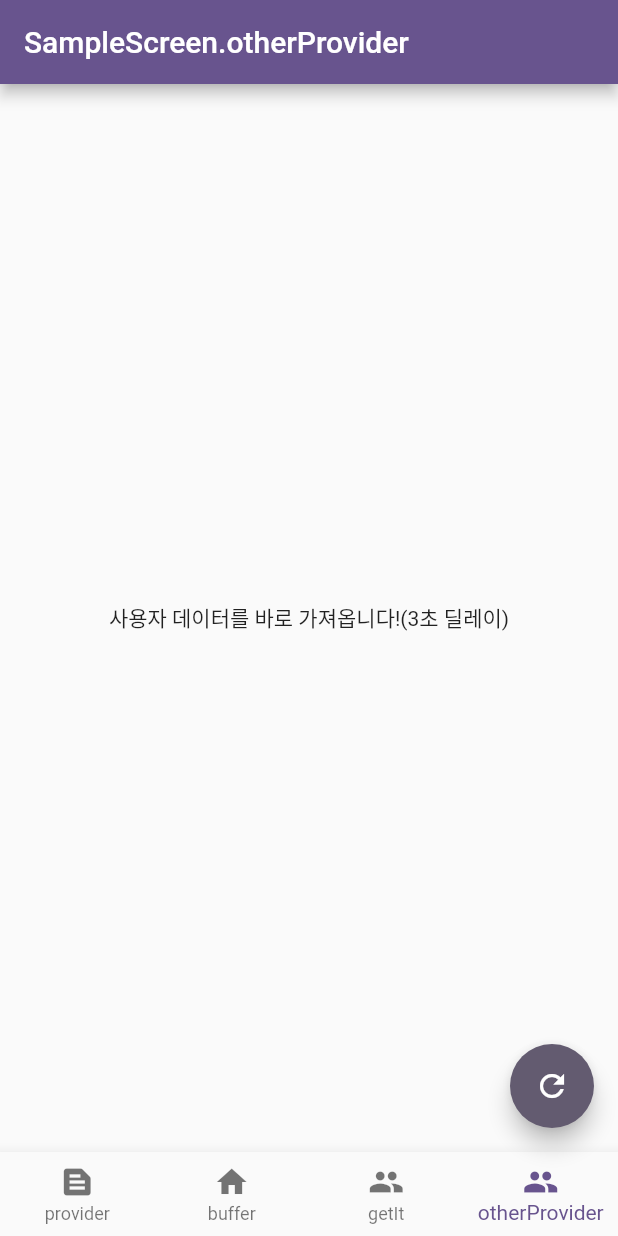
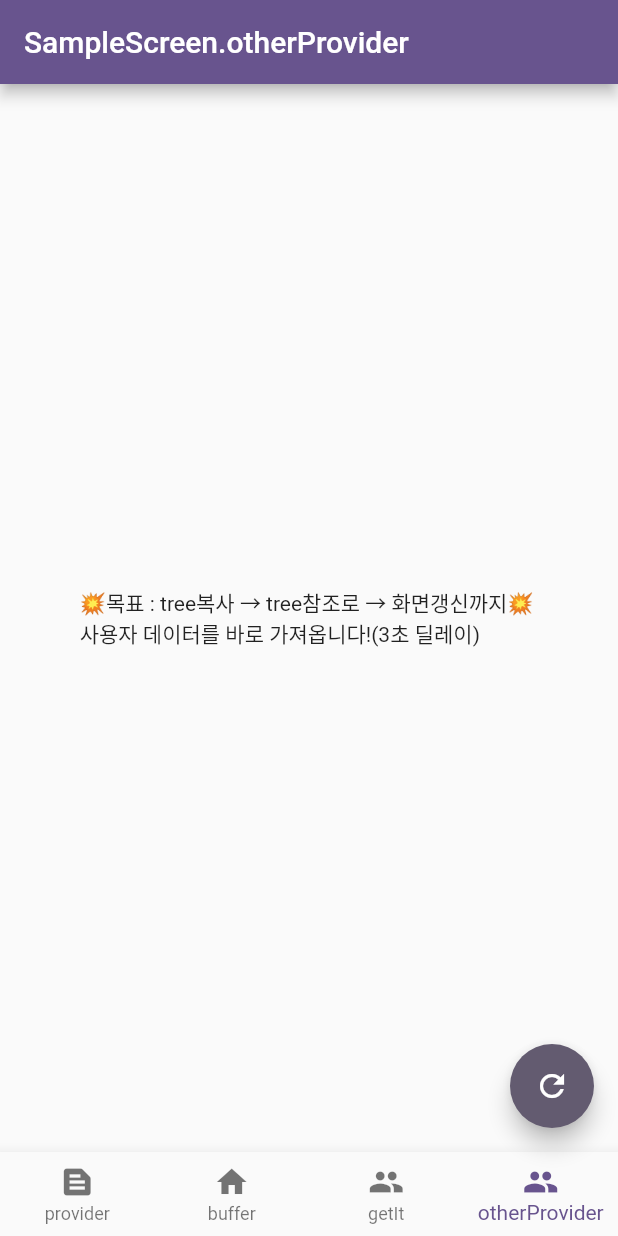
Before and after one commit to Hwan3434/net_test, a Flutter app: the screen it shows after launch, item 4 of the bottom bar chosen, on a phone screen of 412 x 824 dp. Run offline on Flutter 3.47's test engine with Material 3 defaults, Android fonts, the phone set to English and light mode, and no system bars; our stand-ins replace dio, flutter_riverpod, get_it, retrofit, riverpod, riverpod_annotation; generated files the repository leaves out were written again.

Commit message:
상태관리 방식 샘플 구현
추가 개선

```diff
--- a/lib/test_screen/buffer_sample/buffer_screen.dart
+++ b/lib/test_screen/buffer_sample/buffer_screen.dart
@@ -28,7 +28,7 @@ class BufferScreen extends ConsumerWidget {
       case BufferScreenStateWait():
         return Center(
           child: Text(
-            '플롯팅버튼을 눌러서 사용자데이터를 가져오세요.(${delay.inSeconds}초 딜레이)',
+            '💥목표 : tree복사 → tree참조로 → 화면갱신까지💥\r\n플롯팅버튼을 눌러서 사용자데이터를 가져오세요.(${delay.inSeconds}초 딜레이)',
           ),
         );
       case BufferScreenStateLoading():
--- a/lib/test_screen/geit_sample/getit_sample_screen.dart
+++ b/lib/test_screen/geit_sample/getit_sample_screen.dart
@@ -25,7 +25,7 @@ class GetItScreen extends ConsumerWidget {
       case GetItScreenStateWait():
         return Center(
           child: Text(
-            '플롯팅버튼을 눌러서 사용자데이터를 가져오세요.(${delay.inSeconds}초 딜레이)',
+            '💥목표 : tree복사 → tree참조로 → 화면갱신까지💥\r\n플롯팅버튼을 눌러서 사용자데이터를 가져오세요.(${delay.inSeconds}초 딜레이)',
           ),
         );
       case GetItScreenStateLoading():
--- a/lib/test_screen/provider_sample/provider_other_screen.dart
+++ b/lib/test_screen/provider_sample/provider_other_screen.dart
@@ -14,7 +14,7 @@ class ProviderOtherScreen extends ConsumerWidget {
   @override
   Widget build(BuildContext context, WidgetRef ref) {
     return FutureBuilder(
-      future: ref.read(providerScreenViewModelProvider.notifier).getData(),
+      future: ref.read(providerScreenViewModelProvider.notifier).otherFetchData(),
       builder: (context, snapshot) {
         if (snapshot.hasError) {
           return const Center(
@@ -27,7 +27,7 @@ class ProviderOtherScreen extends ConsumerWidget {
         if (!snapshot.hasData) {
           return Center(
             child: Text(
-              '사용자 데이터를 바로 가져옵니다!(${delay.inSeconds}초 딜레이)',
+              '💥목표 : tree복사 → tree참조로 → 화면갱신까지💥\r\n사용자 데이터를 바로 가져옵니다!(${delay.inSeconds}초 딜레이)',
             ),
           );
         }
--- a/lib/test_screen/provider_sample/provider_screen.dart
+++ b/lib/test_screen/provider_sample/provider_screen.dart
@@ -24,7 +24,7 @@ class ProviderScreen extends ConsumerWidget {
       case ProviderScreenStateWait():
         return Center(
           child: Text(
-            '플롯팅버튼을 눌러서 사용자데이터를 가져오세요.(${delay.inSeconds}초 딜레이)',
+            '💥목표 : tree복사 → tree참조로 → 화면갱신까지💥\r\n플롯팅버튼을 눌러서 사용자데이터를 가져오세요.(${delay.inSeconds}초 딜레이)',
           ),
         );
       case ProviderScreenStateError():
--- a/lib/test_screen/provider_sample/provider_screen_state_view_model.dart
+++ b/lib/test_screen/provider_sample/provider_screen_state_view_model.dart
@@ -26,7 +26,7 @@ class ProviderScreenViewModel extends _$ProviderScreenViewModel {
   }
 
 
-  Future<List<LoginUserModel>> getData() async {
+  Future<List<LoginUserModel>> otherFetchData() async {
     await Future.delayed(delay);
     return await ref.read(loginUseCaseProvider).loginUsers();
   }
```
Also changed, not shown: lib/user/buffer/user_manager_buffer_provider.dart (+4 -3 lines).
